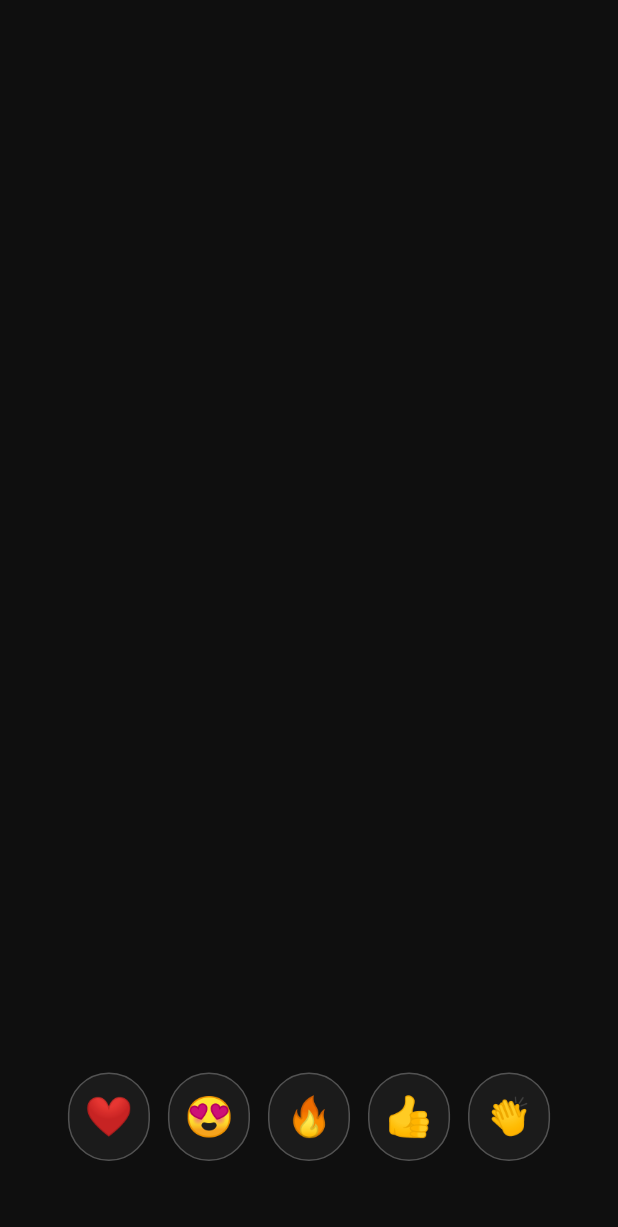
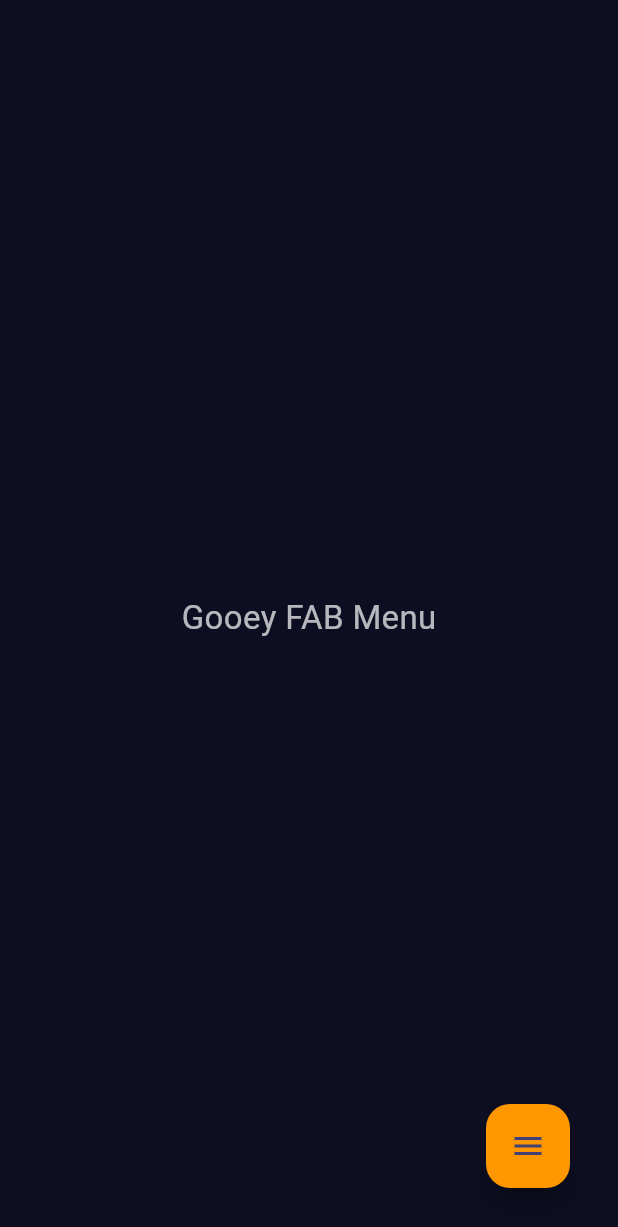
Before and after one commit to pksunny/flutter-ui-and-animations, a Flutter app: the screen it shows after launch, on a phone screen of 412 x 824 dp. Shown: the top 1227 px of the screen. Run offline on Flutter 3.47's test engine with Material 3 defaults, Android fonts, the phone set to English and light mode, and no system bars; our stand-ins replace font_awesome_flutter.

Commit message:
Goeey Menu Expansion Animation Added at Index #32

```diff
--- a/lib/main.dart
+++ b/lib/main.dart
@@ -21,6 +21,7 @@ import 'package:futurecore_codex/screens/29-liquid-switch-toggle/liquid_switch_t
 import 'package:futurecore_codex/screens/3-six_nill/six_nill_screen.dart';
 import 'package:futurecore_codex/screens/30-blobby-button-expansion/blobby_button_expansion_screen.dart';
 import 'package:futurecore_codex/screens/31-floating-emojis/floating_emojis_screen.dart';
+import 'package:futurecore_codex/screens/32-goeey_menu_expansion/goeey_menu_expansion_screen.dart';
 import 'package:futurecore_codex/screens/4-rabbit_loading_animation/rabbit_animations_screen.dart';
 import 'package:futurecore_codex/screens/5-deadline_loading_animation%20copy/deadline_animations_screen.dart';
 import 'package:futurecore_codex/screens/6-free_palestine/free_palestine_screen.dart';
@@ -48,7 +49,7 @@ class MyApp extends StatelessWidget {
         ),
         useMaterial3: true,
       ),
-      home: FloatingEmojisScreen()
+      home: GoeeyMenuExpansionScreen()
     );
   }
 }
--- /dev/null
+++ b/lib/screens/32-goeey_menu_expansion/goeey_menu_expansion_screen.dart
@@ -0,0 +1,136 @@
+import 'dart:math';
+import 'package:flutter/material.dart';
+
+class GoeeyMenuExpansionScreen extends StatefulWidget {
+  const GoeeyMenuExpansionScreen({super.key});
+
+  @override
+  State<GoeeyMenuExpansionScreen> createState() => _GoeeyMenuExpansionScreenState();
+}
+
+class _GoeeyMenuExpansionScreenState extends State<GoeeyMenuExpansionScreen>
+    with SingleTickerProviderStateMixin {
+  late AnimationController _controller;
+  late Animation<double> _expandAnim;
+  bool isOpen = false;
+  final double radius = 200;
+  final double buttonSize = 56;
+
+  @override
+  void initState() {
+    _controller = AnimationController(
+        vsync: this, duration: const Duration(milliseconds: 500));
+    _expandAnim =
+        CurvedAnimation(parent: _controller, curve: Curves.easeOutBack);
+    super.initState();
+  }
+
+  void toggle() {
+    setState(() => isOpen = !isOpen);
+    isOpen ? _controller.forward() : _controller.reverse();
+  }
+
+  Widget buildButton({
+    required double angle,
+    required IconData icon,
+    required Color color,
+    required int index,
+  }) {
+    final rad = angle * pi / 180;
+    return AnimatedBuilder(
+      animation: _expandAnim,
+      builder: (context, child) {
+        final offset = Offset(
+          -cos(rad) * radius * _expandAnim.value,
+          -sin(rad) * radius * _expandAnim.value,
+        );
+
+        final screenSize = MediaQuery.of(context).size;
+
+        // 🧠 Keep button inside screen bounds
+        double right = 20 + offset.dx;
+        double bottom = 20 + offset.dy;
+
+        right = right.clamp(0.0, screenSize.width - buttonSize);
+        bottom = bottom.clamp(0.0, screenSize.height - buttonSize);
+
+        return Positioned(
+          right: right,
+          bottom: bottom,
+          child: Transform.scale(
+            scale: _expandAnim.value,
+            child: child!,
+          ),
+        );
+      },
+      child: FloatingActionButton(
+        heroTag: index,
+        onPressed: () {},
+        backgroundColor: color,
+        child: Icon(icon),
+      ),
+    );
+  }
+
+  @override
+  Widget build(BuildContext context) {
+    return Scaffold(
+      backgroundColor: const Color(0xFF0D0E21),
+      body: Stack(
+        children: [
+          const Center(
+            child: Text(
+              'Gooey FAB Menu',
+              style: TextStyle(color: Colors.white70, fontSize: 22),
+            ),
+          ),
+
+          // ✨ Buttons (safe angles only!)
+          buildButton(angle: 275, icon: Icons.share, color: Colors.green, index: 1),
+          buildButton(angle: 250, icon: Icons.camera_alt, color: Colors.pink, index: 2),
+          buildButton(angle: 225, icon: Icons.mic, color: Colors.deepPurple, index: 3),
+          buildButton(angle: 200, icon: Icons.image, color: Colors.teal, index: 4),
+          buildButton(angle: 175, icon: Icons.edit, color: Colors.indigo, index: 5),
+
+          // 🟠 Main FAB
+          Positioned(
+            bottom: 20,
+            right: 20,
+            child: Stack(
+              alignment: Alignment.center,
+              children: [
+                AnimatedBuilder(
+                  animation: _expandAnim,
+                  builder: (_, __) {
+                    return Container(
+                      width: 80 + (_expandAnim.value * 120),
+                      height: 80 + (_expandAnim.value * 120),
+                      decoration: BoxDecoration(
+                        color: Colors.orange.withOpacity(0.2 * _expandAnim.value),
+                        shape: BoxShape.circle,
+                      ),
+                    );
+                  },
+                ),
+                FloatingActionButton(
+                  backgroundColor: Colors.orange,
+                  onPressed: toggle,
+                  child: AnimatedIcon(
+                    icon: AnimatedIcons.menu_close,
+                    progress: _expandAnim,
+                  ),
+                ),
+              ],
+            ),
+          ),
+        ],
+      ),
+    );
+  }
+
+  @override
+  void dispose() {
+    _controller.dispose();
+    super.dispose();
+  }
+}
```
Also changed, not shown: 1 other file.
